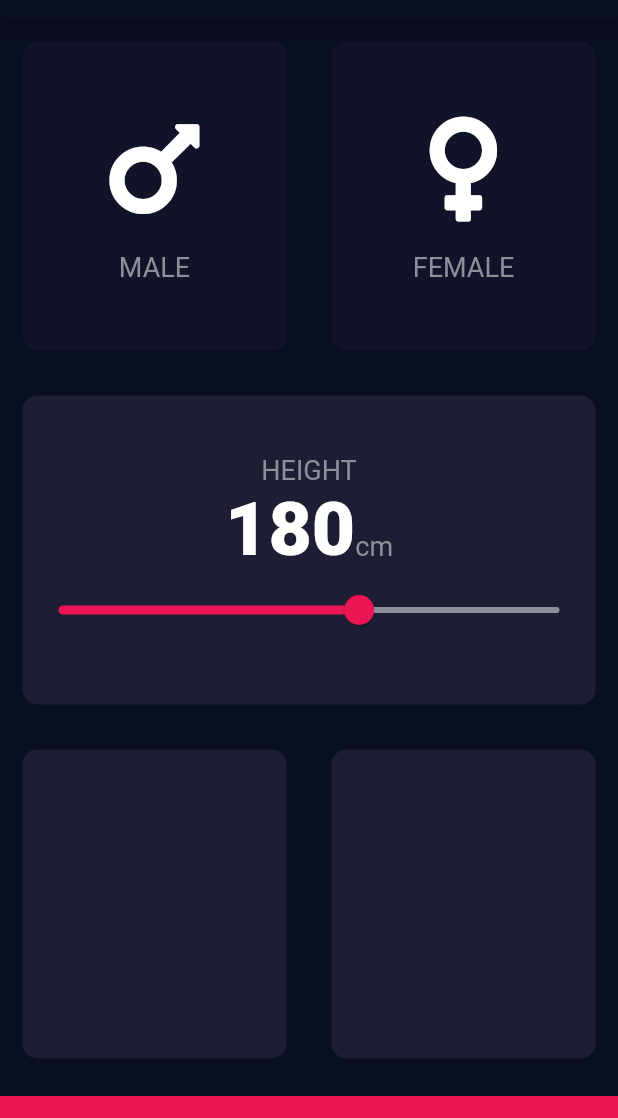
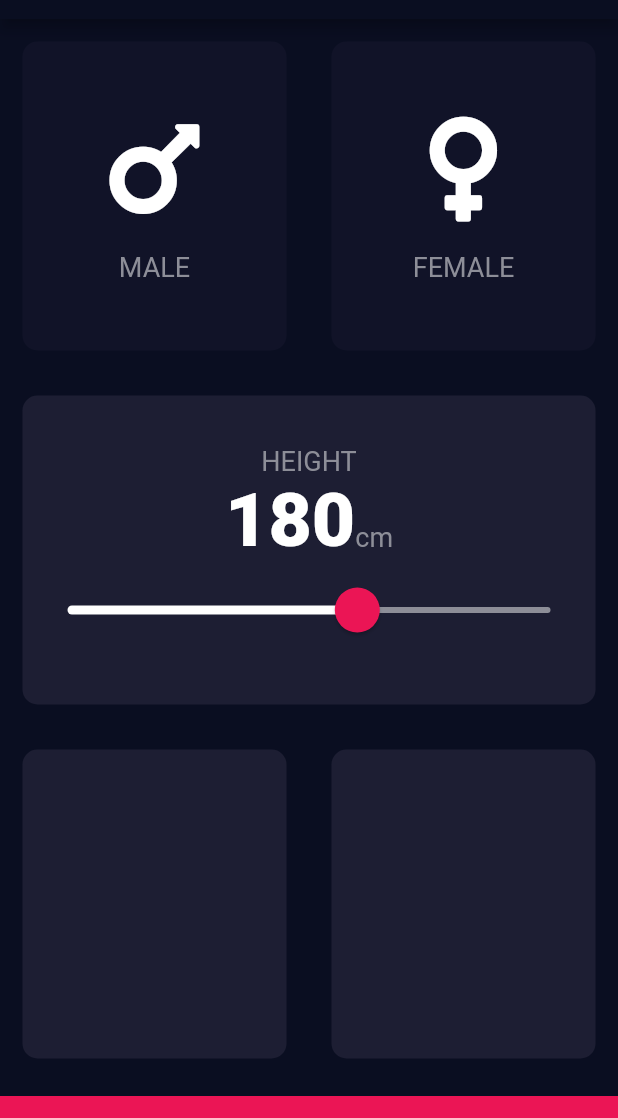
Before and after one commit to PatrickChow0803/flutter-bmi-calc, a Flutter app: the screen it shows after launch, on a phone screen of 412 x 824 dp, the part 65-1183 px from its top. Run offline on Flutter 3.47's test engine with Material 2 defaults, Android fonts, the phone set to English and light mode, and no system bars; our stand-ins replace font_awesome_flutter.

Commit message:
Customized Slider to match designs

```diff
--- a/lib/input_page.dart
+++ b/lib/input_page.dart
@@ -119,20 +119,32 @@ class _InputPageState extends State<InputPage> {
                       ),
                     ],
                   ),
-                  Slider(
+                  SliderTheme(
+                    data: SliderTheme.of(context).copyWith(
+                      thumbColor: Color(0xFFEB1555),
+                      overlayColor: Color(0x29EB1555),
+                      inactiveTrackColor: Color(0xFF8D8E98),
+                      activeTrackColor: Colors.white,
+                      thumbShape:
+                          RoundSliderThumbShape(enabledThumbRadius: 15.0),
+                      overlayShape:
+                          RoundSliderOverlayShape(overlayRadius: 30.0),
+                    ),
+                    child: Slider(
                         value: height.toDouble(),
                         min: 120.0,
                         max: 220.0,
                         // Active color is the color to the left of the thumb
-                      activeColor: Color(0xFFEB1555),
+//                        activeColor: Colors.white,
                         // Inactive color is the color to the right of the thumb
-                      inactiveColor: Color(0xFF8D8E98),
+//                        inactiveColor: Color(0xFF8D8E98),
 //                        newValue is the value that will be passed to me when the user interacts with the slider
                         onChanged: (double newValue) {
                           setState(() {
                             height = newValue.round();
                           });
-                      })
+                        }),
+                  )
                 ],
               ),
             ),
```
Lines whose indentation alone changed are shown as unchanged.
